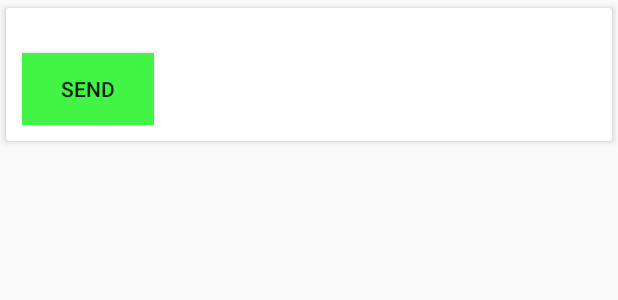
After one commit to sindrip/clonechat-android, an Android app: the layout item_send_friend_view.xml on its own in the app's theme, with its tools: preview values and no code run, on a phone screen of 412 x 824 dp. The commit adds this screen. Shown: the top 300 px of the screen. Run offline under Robolectric (Android 15) with nearby library versions, the phone set to English and light mode, and no system bars.

Commit message:
froind list added to send image ui

```diff
--- a/app/src/main/java/club/clonechat/clonechat/di/ActivityBuilder.java
+++ b/app/src/main/java/club/clonechat/clonechat/di/ActivityBuilder.java
@@ -14,6 +14,7 @@ import club.clonechat.clonechat.ui.main.MainActivityModule;
 import club.clonechat.clonechat.ui.main.camera.CameraFragmentProvider;
 import club.clonechat.clonechat.ui.main.camera.imagePreview.ImagePreviewFragment;
 import club.clonechat.clonechat.ui.main.camera.imagePreview.ImagePreviewFragmentProvider;
+import club.clonechat.clonechat.ui.main.camera.sendImage.SendImageFragmentProvider;
 import club.clonechat.clonechat.ui.main.friends.FriendFragmentProvider;
 import club.clonechat.clonechat.ui.main.friends.addFriend.AddFriendFragmentProvider;
 import club.clonechat.clonechat.ui.main.messages.MessageFragmentProvider;
@@ -38,7 +39,8 @@ public abstract class ActivityBuilder {
             MessageFragmentProvider.class,
             FriendFragmentProvider.class,
             AddFriendFragmentProvider.class,
-            ImagePreviewFragmentProvider.class})
+            ImagePreviewFragmentProvider.class,
+            SendImageFragmentProvider.class})
     abstract MainActivity bindMainActivity();
 
     @ContributesAndroidInjector(modules = {
--- /dev/null
+++ b/app/src/main/java/club/clonechat/clonechat/ui/main/camera/imagePreview/ImagePreviewNavigator.java
@@ -0,0 +1,6 @@
+package club.clonechat.clonechat.ui.main.camera.imagePreview;
+
+public interface ImagePreviewNavigator {
+
+    void goToSendImage();
+}
--- a/app/src/main/java/club/clonechat/clonechat/ui/main/camera/imagePreview/ImagePreviewViewModel.java
+++ b/app/src/main/java/club/clonechat/clonechat/ui/main/camera/imagePreview/ImagePreviewViewModel.java
@@ -5,7 +5,7 @@ import android.arch.lifecycle.LiveData;
 import club.clonechat.clonechat.data.DataManager;
 import club.clonechat.clonechat.ui.base.BaseViewModel;
 
-public class ImagePreviewViewModel extends BaseViewModel {
+public class ImagePreviewViewModel extends BaseViewModel<ImagePreviewNavigator> {
 
     private LiveData<byte[]> photoBytes;
 
--- a/app/src/main/res/layout/fragment_image_preview.xml
+++ b/app/src/main/res/layout/fragment_image_preview.xml
@@ -24,6 +24,7 @@
             android:layout_height="wrap_content"
             android:layout_gravity="bottom|center"
             android:text="SEND"
+            android:onClick="@{() -> viewModel.getNavigator().goToSendImage()}"
             />
     </FrameLayout>
 </layout>
--- /dev/null
+++ b/app/src/main/res/layout/item_send_friend_view.xml
@@ -0,0 +1,37 @@
+<layout xmlns:android="http://schemas.android.com/apk/res/android"
+    xmlns:card_view="http://schemas.android.com/apk/res-auto">
+    <data>
+        <variable
+            name="viewModel"
+            type="club.clonechat.clonechat.ui.main.camera.sendImage.SendFriendItemViewModel" />
+        <import type="android.view.View"/>
+    </data>
+
+    <android.support.v7.widget.CardView
+        android:layout_width="match_parent"
+        android:layout_height="wrap_content"
+        card_view:cardElevation="3dp"
+        card_view:cardUseCompatPadding="true">
+        <LinearLayout
+            android:layout_width="match_parent"
+            android:layout_height="wrap_content"
+            android:layout_margin="5dp"
+            android:orientation="vertical"
+            android:padding="5dp">
+
+            <TextView
+                android:layout_width="wrap_content"
+                android:layout_height="wrap_content"
+                android:text="@{viewModel.user.username}"/>
+
+            <Button
+                android:layout_width="wrap_content"
+                android:layout_height="wrap_content"
+                android:background="#42F445"
+                android:text="Send" />
+
+
+        </LinearLayout>
+
+    </android.support.v7.widget.CardView>
+</layout>
--- a/build.gradle
+++ b/build.gradle
@@ -7,7 +7,7 @@ buildscript {
         jcenter()
     }
     dependencies {
-        classpath 'com.android.tools.build:gradle:3.2.0-alpha04'
+        classpath 'com.android.tools.build:gradle:3.2.0-alpha06'
 
 
         // NOTE: Do not place your application dependencies here; they belong
```
Also changed, not shown: app/src/main/java/club/clonechat/clonechat/ui/main/camera/imagePreview/ImagePreviewFragment.java (+17 -1 lines), app/src/main/java/club/clonechat/clonechat/ui/main/camera/sendImage/SendFriendAdapter.java (added, +85 -0 lines), app/src/main/java/club/clonechat/clonechat/ui/main/camera/sendImage/SendFriendItemViewModel.java (added, +33 -0 lines), app/src/main/java/club/clonechat/clonechat/ui/main/camera/sendImage/SendImageFragment.java (added, +83 -0 lines), app/src/main/java/club/clonechat/clonechat/ui/main/camera/sendImage/SendImageFragmentModule.java (added, +33 -0 lines), app/src/main/java/club/clonechat/clonechat/ui/main/camera/sendImage/SendImageFragmentProvider.java (added, +10 -0 lines), app/src/main/java/club/clonechat/clonechat/ui/main/camera/sendImage/SendImageViewModel.java (added, +23 -0 lines), app/src/main/res/layout/fragment_send_image.xml (added, +19 -0 lines).
